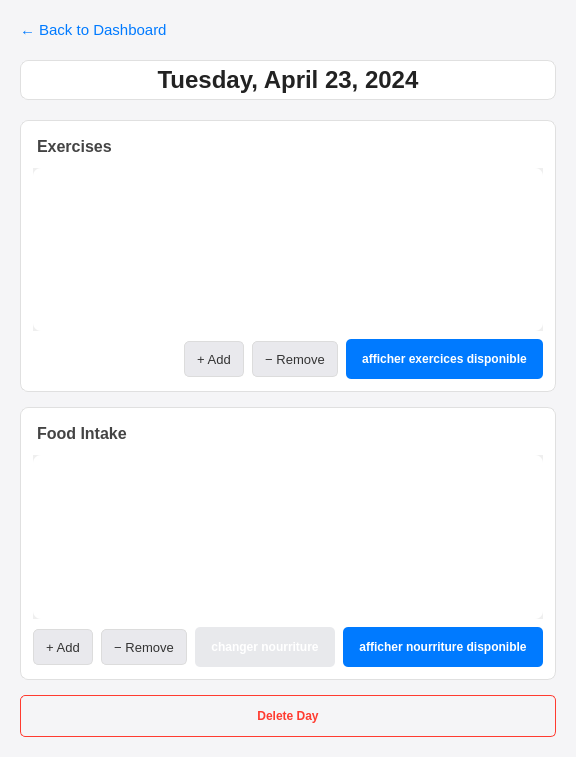
Above: UI_folder/journee1.ui from Felixcegep/tracker2perf before the change. Below: the same form after it.
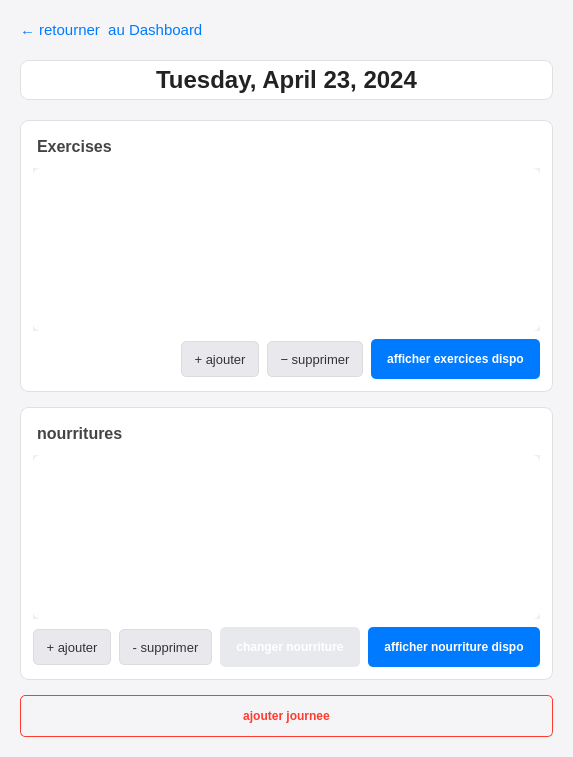
That is the form after the change.

What changed in the file:
```diff
--- a/UI_folder/journee1.ui
+++ b/UI_folder/journee1.ui
@@ -225,7 +225,7 @@
       <cursorShape>PointingHandCursor</cursorShape>
      </property>
      <property name="text">
-      <string>← Back to Dashboard</string>
+      <string>← retourner  au Dashboard</string>
      </property>
      <property name="flat">
       <bool>true</bool>
@@ -349,21 +349,21 @@
         <item>
          <widget class="QPushButton" name="addExerciseButton">
           <property name="text">
-           <string>+ Add</string>
+           <string>+ ajouter</string>
           </property>
          </widget>
         </item>
         <item>
          <widget class="QPushButton" name="removeExerciseButton">
           <property name="text">
-           <string>− Remove</string>
+           <string>− supprimer</string>
           </property>
          </widget>
         </item>
         <item>
          <widget class="QPushButton" name="pushButton">
           <property name="text">
-           <string>afficher exercices disponible</string>
+           <string>afficher exercices dispo</string>
           </property>
          </widget>
         </item>
@@ -399,7 +399,7 @@
       <item>
        <widget class="QLabel" name="foodLabel">
         <property name="text">
-         <string>Food Intake</string>
+         <string>nourritures</string>
         </property>
         <property name="alignment">
          <set>Qt::AlignmentFlag::AlignLeading|Qt::AlignmentFlag::AlignLeft|Qt::AlignmentFlag::AlignVCenter</set>
@@ -476,14 +476,14 @@
         <item>
          <widget class="QPushButton" name="addFoodButton">
           <property name="text">
-           <string>+ Add</string>
+           <string>+ ajouter</string>
           </property>
          </widget>
         </item>
         <item>
          <widget class="QPushButton" name="removeFoodButton">
           <property name="text">
-           <string>− Remove</string>
+           <string>- supprimer</string>
           </property>
          </widget>
         </item>
@@ -501,7 +501,7 @@
         <item>
          <widget class="QPushButton" name="pushButton_2">
           <property name="text">
-           <string>afficher nourriture disponible</string>
+           <string>afficher nourriture dispo</string>
           </property>
          </widget>
         </item>
@@ -532,7 +532,7 @@
       <cursorShape>PointingHandCursor</cursorShape>
      </property>
      <property name="text">
-      <string>Delete Day</string>
+      <string>ajouter journee</string>
      </property>
     </widget>
    </item>
```
